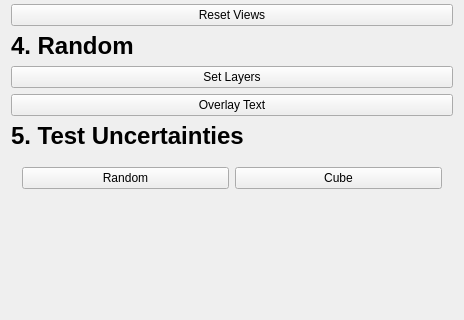
Old version of the form Sams_Project/Plugins/com.sam.finalyearproject/src/internal/Sams_ViewControls.ui in the repository bonzo45/Final-Year-Project; both pictures show x 0 to 464 and y 417 to 737 of the 464 by 737 pixel window.
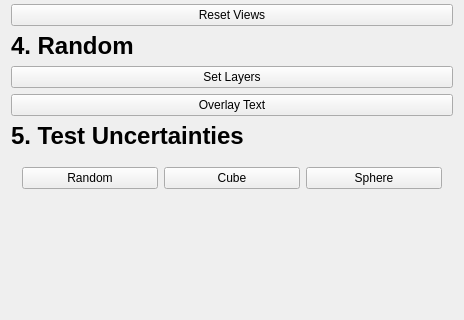
New version of the form. Custom widgets are drawn as their Qt base class.

Commit message: Sphere of uncertainty works.

```diff
--- a/Sams_Project/Plugins/com.sam.finalyearproject/src/internal/Sams_ViewControls.ui
+++ b/Sams_Project/Plugins/com.sam.finalyearproject/src/internal/Sams_ViewControls.ui
@@ -402,6 +402,13 @@
         </property>
        </widget>
       </item>
+      <item>
+       <widget class="QPushButton" name="buttonSphereUncertainty">
+        <property name="text">
+         <string>Sphere</string>
+        </property>
+       </widget>
+      </item>
      </layout>
     </widget>
    </item>
```
The commit also changes 2 other files.
